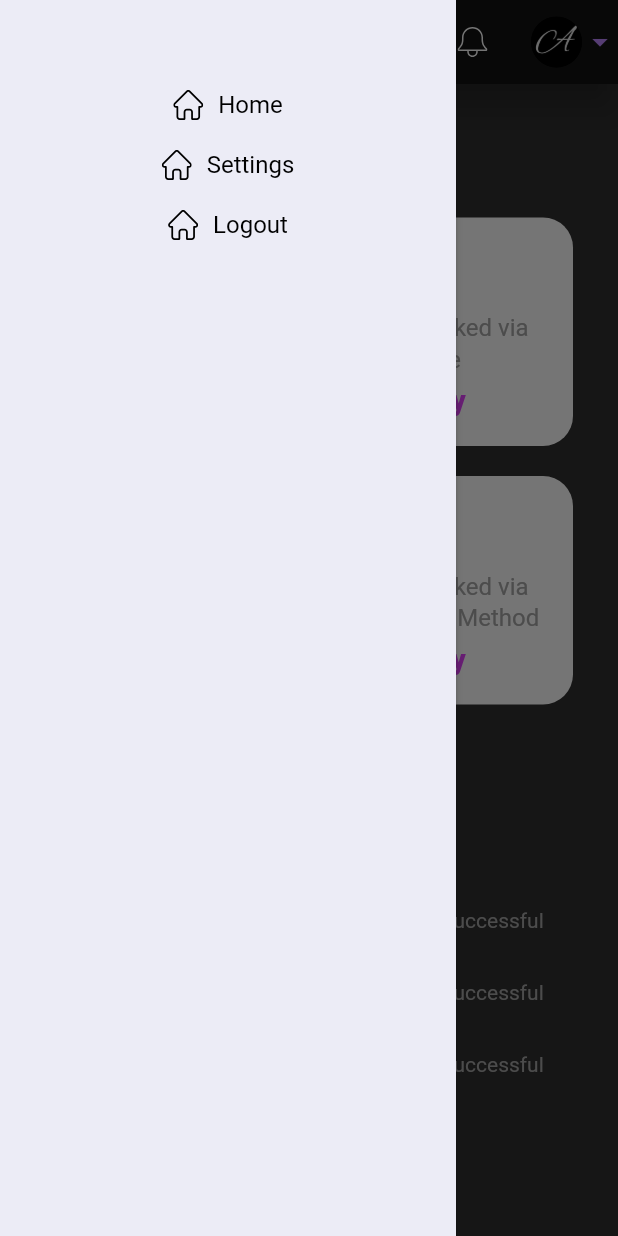
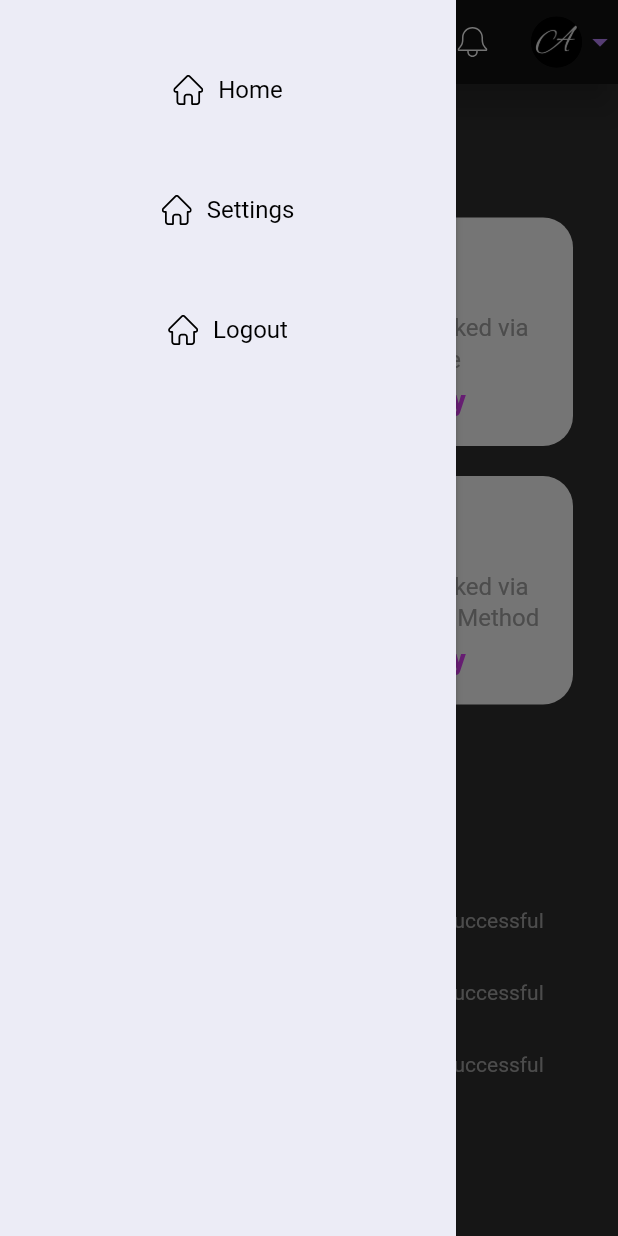
Before and after one commit to Cryio/Synergy_Project, a Flutter app: the screen it shows after launch, with the side drawer open, on a phone screen of 412 x 824 dp. Run offline on Flutter 3.47's test engine with Material 2 defaults, Android fonts, the phone set to English and light mode, and no system bars; our stand-ins replace csv, email_validator, file, flutter_svg; Roboto replaces fonts that are missing (Poppins).

Commit message:
addition/beautification

```diff
--- a/lib/side_menu.dart
+++ b/lib/side_menu.dart
@@ -20,11 +20,20 @@ class SideMenu extends StatelessWidget {
           child: Column(
             children: [
               const SizedBox(
-                height: 50,
+                height: 40,
               ),
               iconBuilder(assetName: 'assets/home.svg', label: 'Home'),
+              const SizedBox(
+                height: 40,
+              ),
               iconBuilder(assetName: 'assets/home.svg', label: 'Settings'),
+              const SizedBox(
+                height: 40,
+              ),
               iconBuilder(assetName: 'assets/home.svg', label: 'Logout'),
+              const SizedBox(
+                height: 40,
+              ),
             ],
           ),
         ),
```
